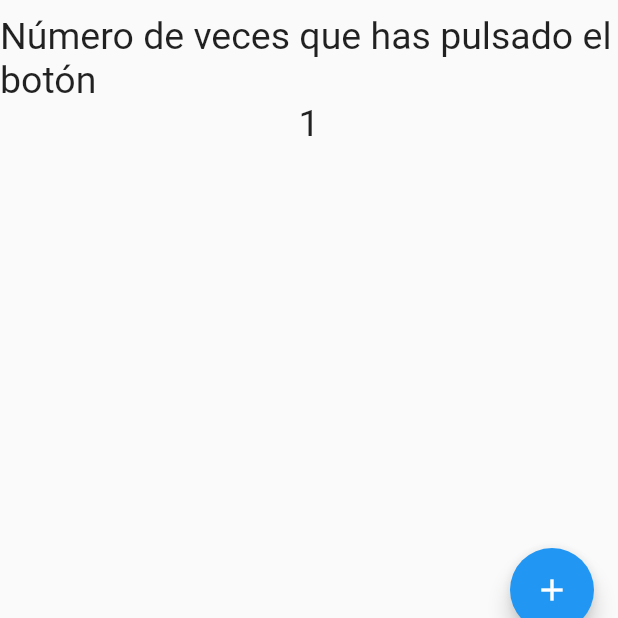
After one commit to RafaelDelgadoCubilla/aplicacion_contador, a Flutter app: the screen it shows after launch, after a tap on the "add" icon, on a phone screen of 412 x 824 dp, the part 580-1198 px from its top. The commit adds this screen. Run offline on Flutter 3.47's test engine with Material 2 defaults, Android fonts, the phone set to English and light mode, and no system bars.

Commit message:
Finalizado StateFullWidget

```diff
--- a/lib/src/app.dart
+++ b/lib/src/app.dart
@@ -1,15 +1,15 @@
-import 'package:aplicacion_contador/src/pages/home_page.dart';
 import 'package:flutter/material.dart';
 
-
-
+import 'package:aplicacion_contador/src/pages/contador_page.dart';
+//import 'package:aplicacion_contador/src/pages/home_page.dart';
 
 class App extends StatelessWidget{
   @override
   Widget build(BuildContext context) {
     return MaterialApp(
+      debugShowCheckedModeBanner: false,
       home: Center(
-        child: HomePage(),
+        child: ContadorPage(),
         )
     );
   }
--- /dev/null
+++ b/lib/src/pages/contador_page.dart
@@ -0,0 +1,44 @@
+import 'package:flutter/material.dart';
+import 'package:flutter/rendering.dart';
+
+class ContadorPage extends StatefulWidget {
+
+  @override
+  //_MyState createState() => _MyState();
+  ContadorPageState createState() => ContadorPageState();
+}
+
+class ContadorPageState extends State<ContadorPage>{
+  final _miestilo = TextStyle(fontSize: 25);
+  int _contador=0;
+
+  @override
+  Widget build(BuildContext context) {
+    return Scaffold(
+      appBar: AppBar(
+        title: Text('Título'),
+        centerTitle: true,
+        elevation: 1.0,
+      ),
+      body: Center(
+        child:Column(
+          mainAxisAlignment: MainAxisAlignment.center,
+          children: [
+            Text('Número de veces que has pulsado el botón', style: _miestilo),
+            Text('$_contador', style: _miestilo),
+          ],
+        )
+      ),
+      floatingActionButton: FloatingActionButton(
+        onPressed: () {
+          //print ('Hola Mundo');
+          setState(() {
+            _contador++;
+          });
+
+        },
+        child: Icon(Icons.add),
+      ),
+    );
+  }
+}
```
